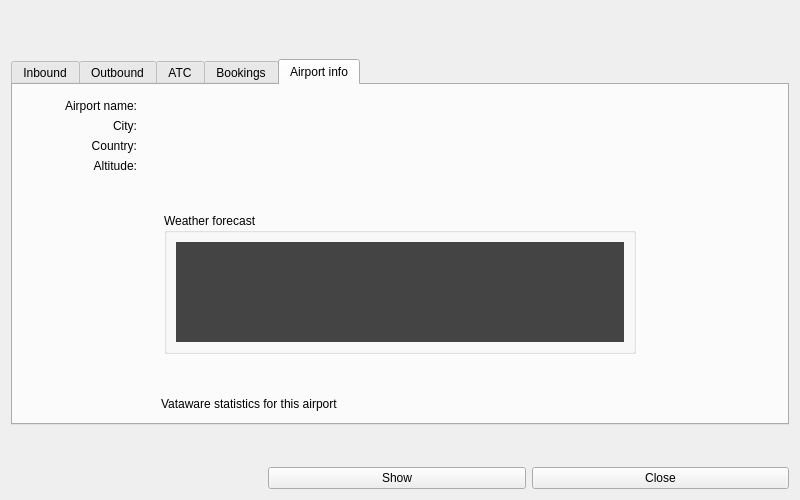
The window that source/ui/windows/airportdetailswindow.ui (Vatsinator/vatsinator-legacy) describes before a commit, drawn with Qt 5.
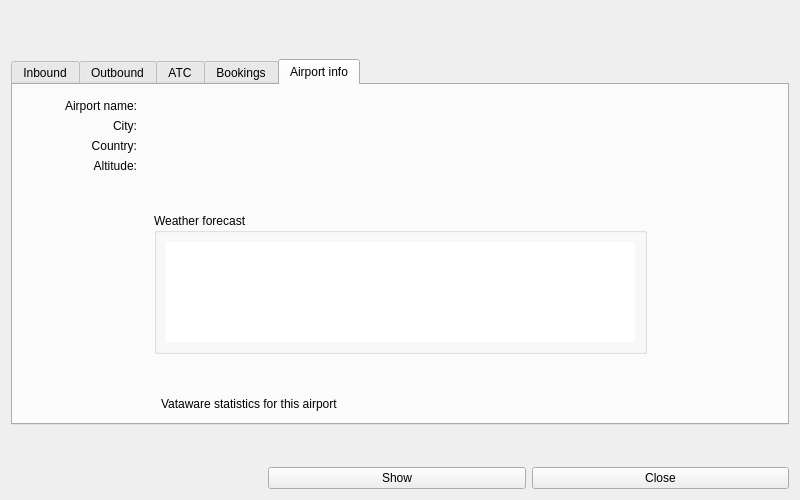
The same window after the commit. The open tabs and pages were chosen to show the change. Icons and pictures are not drawn. Custom widgets are drawn as their Qt base class.

Diff of the .ui file:
```diff
--- a/source/ui/windows/airportdetailswindow.ui
+++ b/source/ui/windows/airportdetailswindow.ui
@@ -502,80 +502,16 @@
                 </property>
                 <property name="minimumSize">
                  <size>
-                  <width>448</width>
+                  <width>469</width>
                   <height>100</height>
                  </size>
                 </property>
                 <property name="maximumSize">
                  <size>
-                  <width>448</width>
+                  <width>469</width>
                   <height>100</height>
                  </size>
                 </property>
-                <property name="palette">
-                 <palette>
-                  <active>
-                   <colorrole role="Text">
-                    <brush brushstyle="SolidPattern">
-                     <color alpha="255">
-                      <red>229</red>
-                      <green>229</green>
-                      <blue>229</blue>
-                     </color>
-                    </brush>
-                   </colorrole>
-                   <colorrole role="Base">
-                    <brush brushstyle="SolidPattern">
-                     <color alpha="255">
-                      <red>68</red>
-                      <green>68</green>
-                      <blue>69</blue>
-                     </color>
-                    </brush>
-                   </colorrole>
-                  </active>
-                  <inactive>
-                   <colorrole role="Text">
-                    <brush brushstyle="SolidPattern">
-                     <color alpha="255">
-                      <red>229</red>
-                      <green>229</green>
-                      <blue>229</blue>
-                     </color>
-                    </brush>
-                   </colorrole>
-                   <colorrole role="Base">
-                    <brush brushstyle="SolidPattern">
-                     <color alpha="255">
-                      <red>68</red>
-                      <green>68</green>
-                      <blue>69</blue>
-                     </color>
-                    </brush>
-                   </colorrole>
-                  </inactive>
-                  <disabled>
-                   <colorrole role="Text">
-                    <brush brushstyle="SolidPattern">
-                     <color alpha="255">
-                      <red>165</red>
-                      <green>165</green>
-                      <blue>166</blue>
-                     </color>
-                    </brush>
-                   </colorrole>
-                   <colorrole role="Base">
-                    <brush brushstyle="SolidPattern">
-                     <color alpha="255">
-                      <red>254</red>
-                      <green>254</green>
-                      <blue>255</blue>
-                     </color>
-                    </brush>
-                   </colorrole>
-                  </disabled>
-                 </palette>
-                </property>
                 <property name="frameShape">
                  <enum>QFrame::NoFrame</enum>
                 </property>
```
